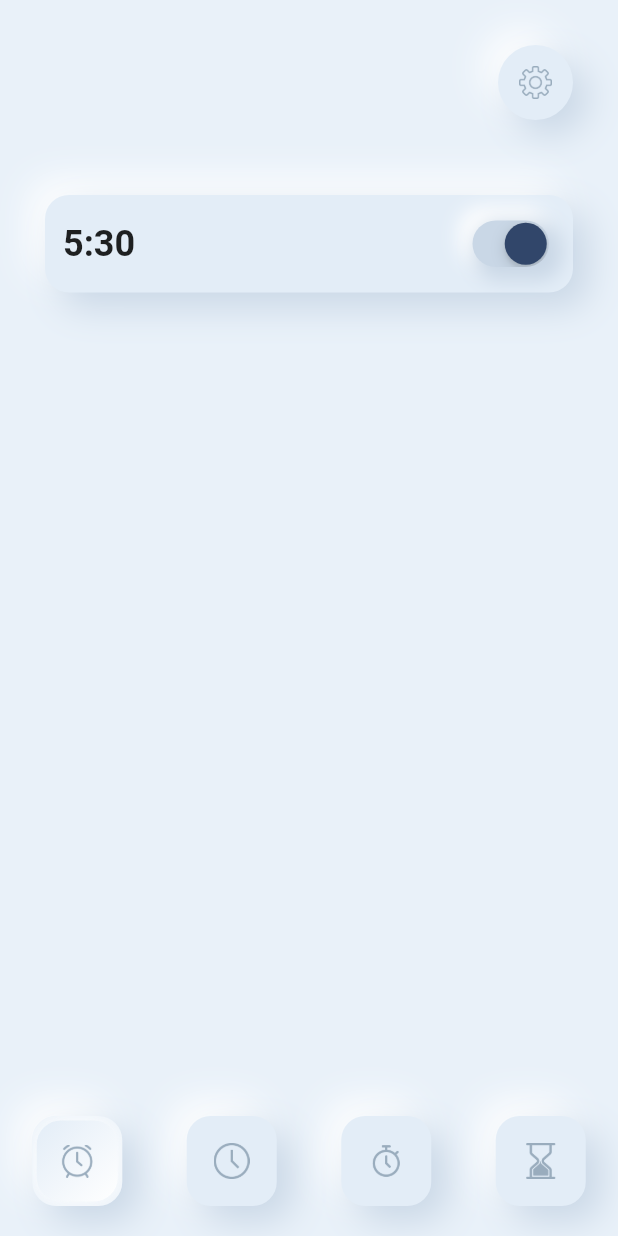
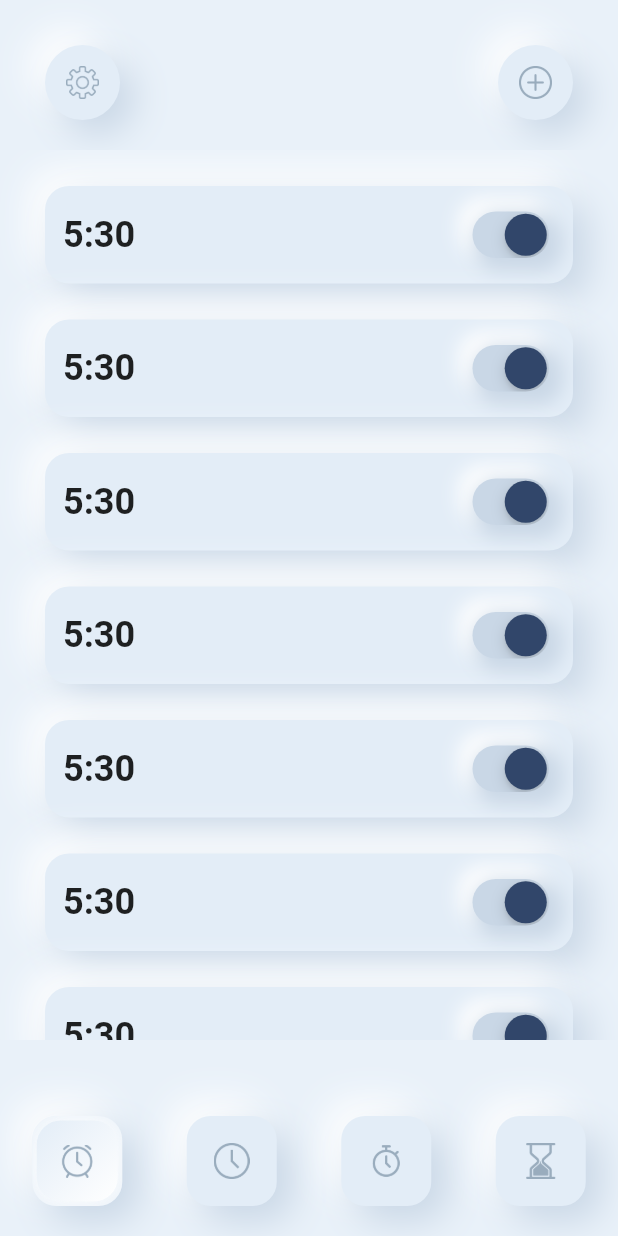
Before and after one commit to denissavishchev/the_clock, a Flutter app: the screen it shows after launch, on a phone screen of 412 x 824 dp. Run offline on Flutter 3.47's test engine with Material 2 defaults, Android fonts, the phone set to English and light mode, and no system bars; our stand-ins replace analog_clock.

Commit message:
add alarm page start

```diff
--- a/lib/constants.dart
+++ b/lib/constants.dart
@@ -1 +1,3 @@
 import 'package:flutter/material.dart';
+
+const timeStyle = TextStyle(fontSize: 50, fontWeight: FontWeight.bold, color: Color(0xff31466a));
--- a/lib/pages/alarm_page.dart
+++ b/lib/pages/alarm_page.dart
@@ -1,5 +1,6 @@
 import 'package:flutter/cupertino.dart';
 import 'package:flutter/material.dart';
+import 'package:the_clock/pages/add_alarm_page.dart';
 import '../widgets/neu_rect_widget.dart';
 import '../widgets/neu_round_widget.dart';
 
@@ -15,27 +16,45 @@ class _AlarmPageState extends State<AlarmPage> {
 
   @override
   Widget build(BuildContext context) {
+    final size = MediaQuery.of(context).size;
     return Scaffold(
       backgroundColor: const Color(0xffe9f1f9),
       body: SafeArea(
         child: Column(
           children: [
             Padding(
-              padding: const EdgeInsets.fromLTRB(30, 30, 30, 30),
+              padding: const EdgeInsets.fromLTRB(30, 30, 30, 20),
               child: Row(
                 mainAxisAlignment: MainAxisAlignment.spaceBetween,
                 children: [
-                  const Spacer(),
                   NeuRoundWidget(
                       onPress: () {},
                       size: 50,
                       padding: 14,
                       child: Image.asset('assets/images/gear.png')),
+                  NeuRoundWidget(
+                      onPress: () {
+                        Navigator.push(
+                            context,
+                            MaterialPageRoute(builder: (context) => const AddAlarmPage()));
+                      },
+                      size: 50,
+                      padding: 14,
+                      child: Image.asset('assets/images/add.png')),
                 ],
               ),
             ),
-            const SizedBox(height: 20),
-            NeuRectWidget(
+            Container(
+              height: size.height * 0.72,
+              color: const Color(0xffe9f1f9),
+              child: ScrollConfiguration(
+                behavior: const ScrollBehavior().copyWith(overscroll: false),
+                child: ListView.builder(
+                  itemCount: 20,
+                    itemBuilder: (context, index) {
+                    return Padding(
+                      padding: const EdgeInsets.only(top: 24.0),
+                      child: NeuRectWidget(
                         padding: 12,
                         child: Row(
                           mainAxisAlignment: MainAxisAlignment.spaceBetween,
@@ -71,7 +90,10 @@ class _AlarmPageState extends State<AlarmPage> {
                           ],
                         ),
                       ),
-
+                    );
+                    }),
+              ),
+            ),
           ],
         ),
       ),
```
Also changed, not shown: lib/pages/add_alarm_page.dart (added, +138 -0 lines), assets/images/add.png (added), assets/images/cancel.png (added), assets/images/ok.png (added), pubspec.lock. Lines whose indentation alone changed are shown as unchanged.
